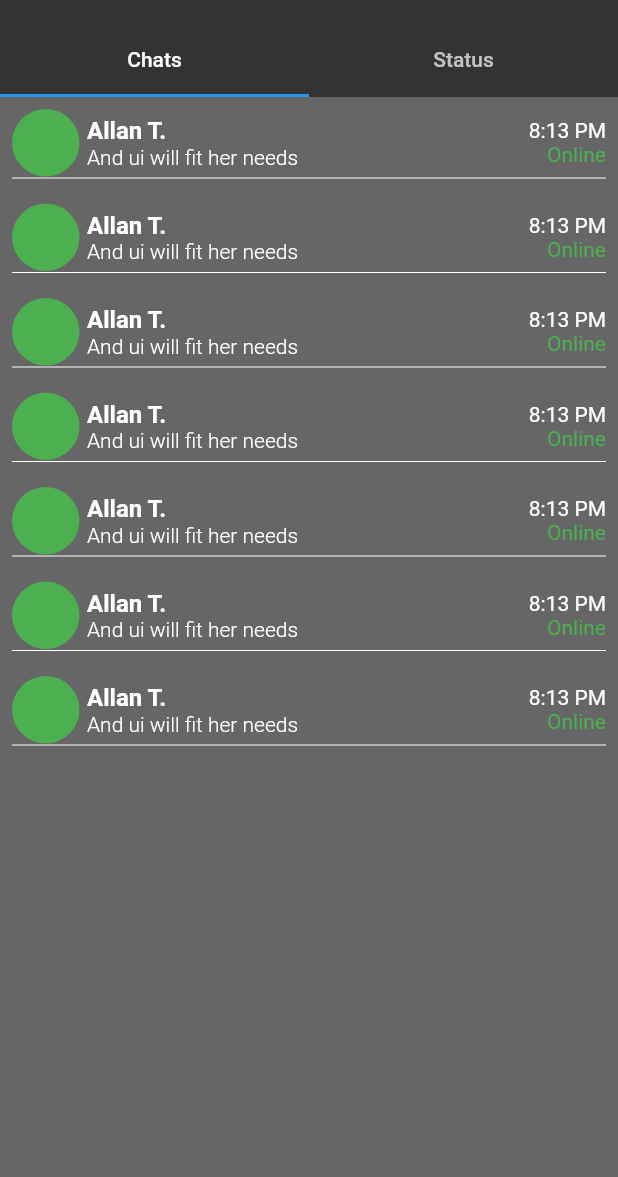
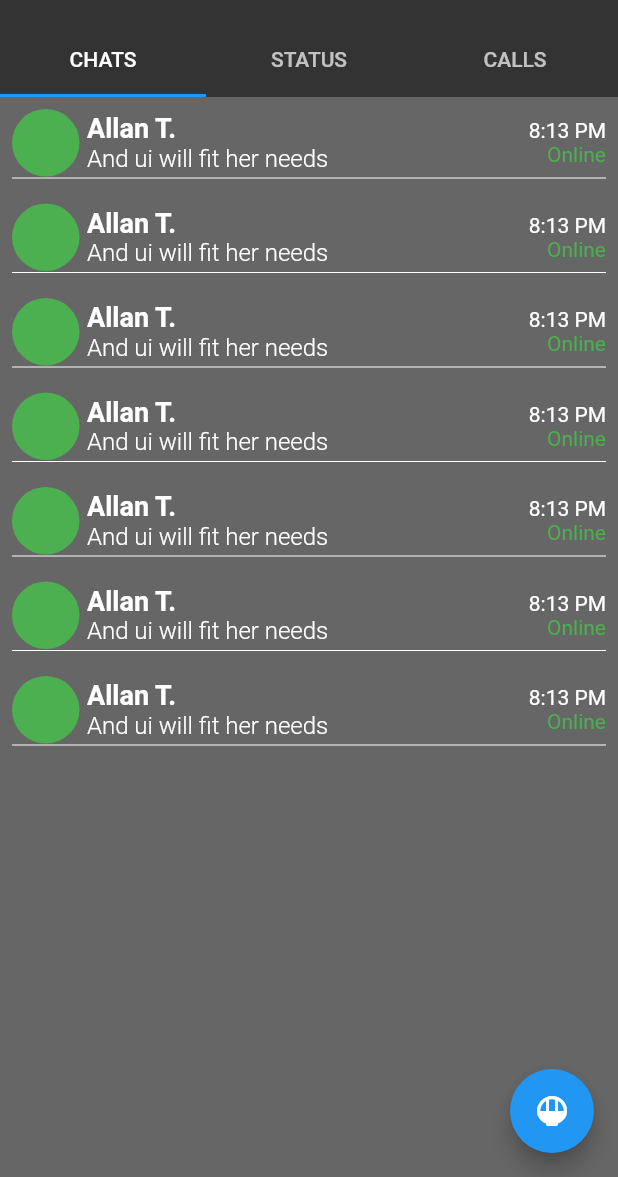
Before and after one commit to loicgeek/formation_flutter, a Flutter app: the screen it shows after launch, on a phone screen of 412 x 824 dp, the part 59-1236 px from its top. Run offline on Flutter 3.47's test engine with Material 2 defaults, Android fonts, the phone set to English and light mode, and no system bars.

```diff
--- a/lib/src/home_page.dart
+++ b/lib/src/home_page.dart
@@ -1,6 +1,7 @@
 import 'dart:ui';
 
 import 'package:demo_app/src/animated_todo.dart';
+import 'package:demo_app/src/call_history.dart';
 import 'package:demo_app/src/whatsapp.dart';
 import 'package:demo_app/src/widgets/conversations_list.dart';
 import 'package:flutter/material.dart';
@@ -12,12 +13,19 @@ class HomePage extends StatefulWidget {
   _HomePageState createState() => _HomePageState();
 }
 
-class _HomePageState extends State<HomePage> {
+class _HomePageState extends State<HomePage>
+    with SingleTickerProviderStateMixin {
+  late TabController _tabController;
+
+  @override
+  void initState() {
+    super.initState();
+    _tabController = TabController(vsync: this, length: 3);
+  }
+
   @override
   Widget build(BuildContext context) {
-    return DefaultTabController(
-      length: 2,
-      child: Scaffold(
+    return Scaffold(
       backgroundColor: Colors.black.withOpacity(.6),
       appBar: AppBar(
         backgroundColor: Colors.black.withOpacity(.5),
@@ -28,22 +36,33 @@ class _HomePageState extends State<HomePage> {
         ],
         elevation: 0,
         bottom: TabBar(
+          controller: _tabController,
           tabs: [
             Tab(
-                text: "Chats",
+              text: "CHATS",
             ),
             Tab(
-                text: "Status",
+              text: "STATUS",
+            ),
+            Tab(
+              text: "CALLS",
             )
           ],
         ),
       ),
       body: TabBarView(
+        controller: _tabController,
         children: [
           ConversationsList(),
           AnimatedTodo(),
+          CallHistory(),
         ],
       ),
+      floatingActionButton: FloatingActionButton(
+        onPressed: () {
+          _tabController.animateTo(_tabController.index == 0 ? 1 : 0);
+        },
+        child: Icon(Icons.rice_bowl_rounded),
       ),
     );
   }
--- a/lib/src/widgets/conversations_list.dart
+++ b/lib/src/widgets/conversations_list.dart
@@ -40,7 +40,7 @@ class _ConversationsListState extends State<ConversationsList> {
                             style: TextStyle(
                               color: Colors.white,
                               fontWeight: FontWeight.bold,
-                              fontSize: 16,
+                              fontSize: 18,
                             ),
                           ),
                           Text(
@@ -48,6 +48,7 @@ class _ConversationsListState extends State<ConversationsList> {
                             style: TextStyle(
                               color: Colors.white,
                               fontWeight: FontWeight.w300,
+                              fontSize: 16,
                             ),
                           ),
                         ],
```
Also changed, not shown: lib/src/call_history.dart (added, +19 -0 lines). Lines whose indentation alone changed are shown as unchanged.
